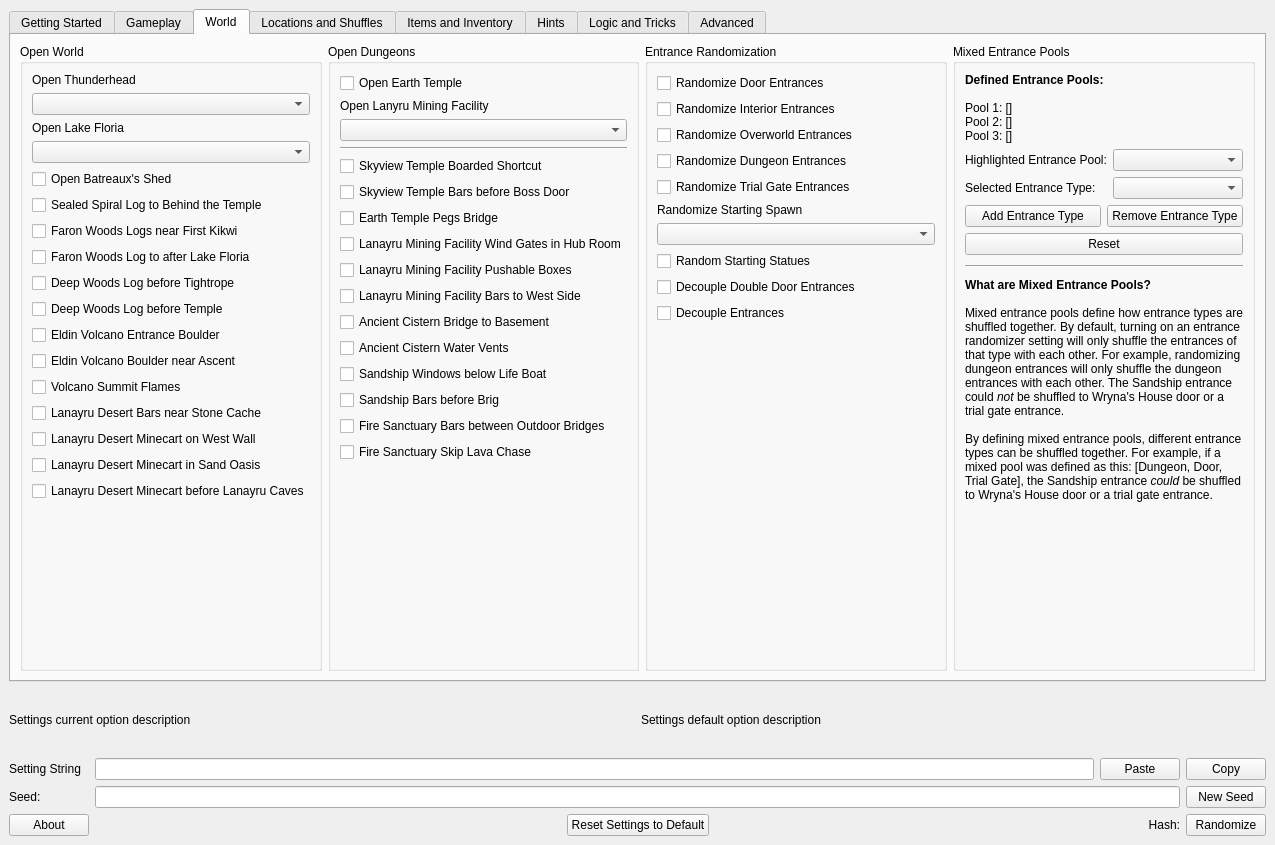
This is gui/ui/main.ui in mint-choc-chip-skyblade/sshd-rando as Qt 5 draws it before an edit. The edited form follows.
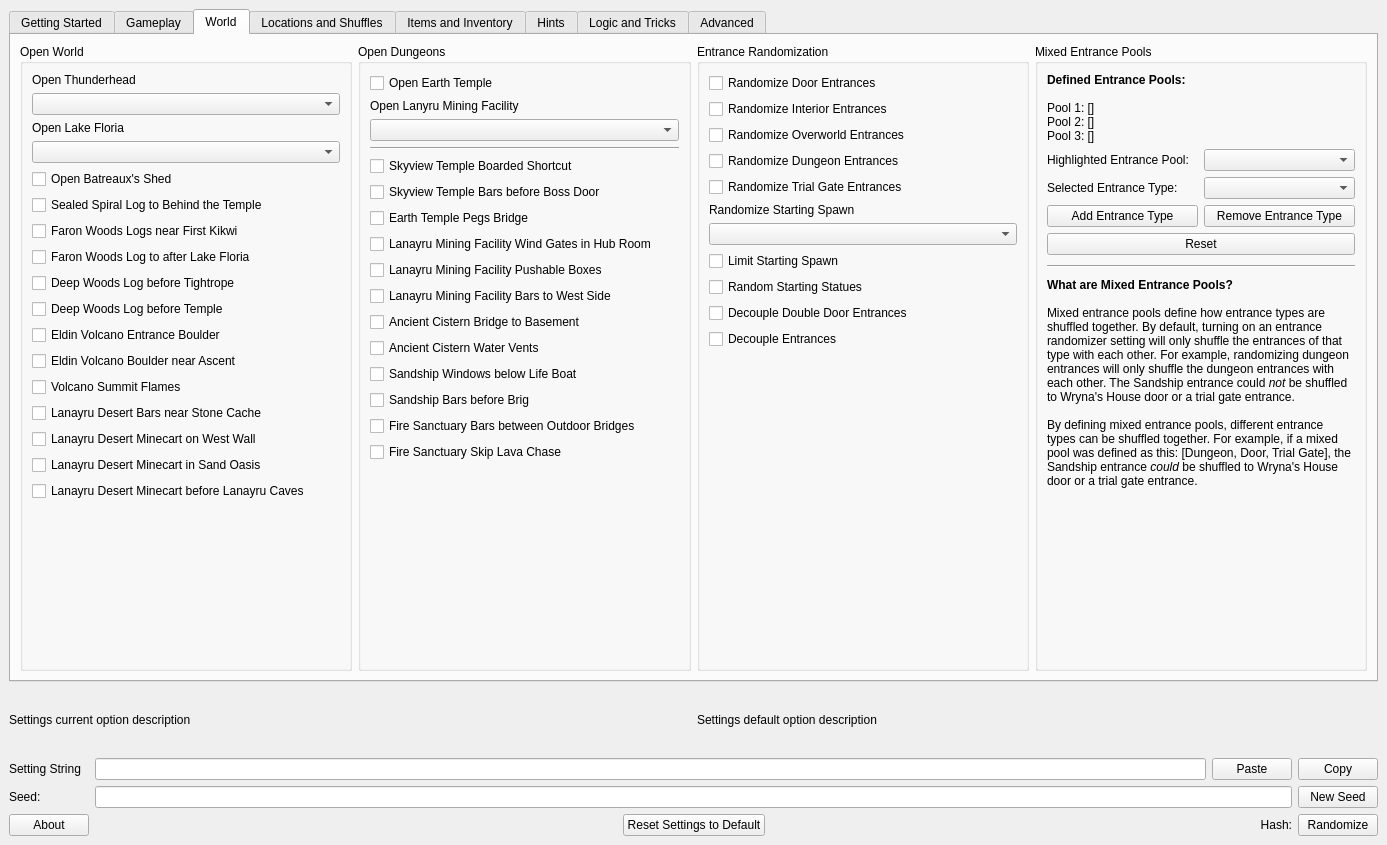
This is the edited form. The open tabs and pages were chosen to show the change. Custom widgets are drawn as their Qt base class.

Commit message: Limit starting location option

Patch:
```diff
--- a/gui/ui/main.ui
+++ b/gui/ui/main.ui
@@ -6,7 +6,7 @@
    <rect>
     <x>0</x>
     <y>0</y>
-    <width>1275</width>
+    <width>1387</width>
     <height>845</height>
    </rect>
   </property>
@@ -1354,6 +1354,13 @@
            <item>
             <widget class="QComboBox" name="setting_random_starting_spawn"/>
            </item>
+           <item>
+            <widget class="QCheckBox" name="setting_random_starting_spawn">
+             <property name="text">
+              <string>Limit Starting Spawn</string>
+             </property>
+            </widget>
+           </item>
            <item>
             <widget class="RandoTriStateCheckBox" name="setting_random_starting_statues">
              <property name="text">
```
Left out of the diff: 10 changed lines with no effect on the pictures. The commit also changes 3 other files.
